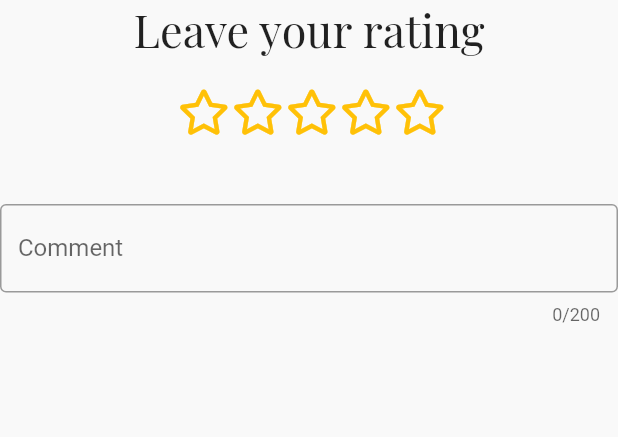
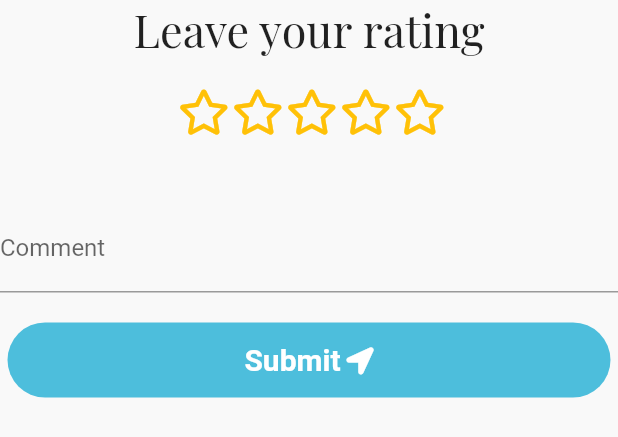
Before and after one commit to Johnny-Luu/TravelArt-Client, a Flutter app: the RatingBottomSheet widget shown alone on an empty page, opened directly, on a phone screen of 412 x 824 dp. Shown: the top 437 px of the screen. Run offline on Flutter 3.47's test engine with Material 2 defaults, Android fonts, the phone set to English and light mode, and no system bars; drawn by our look-alikes of smooth_star_rating; our stand-ins replace font_awesome_flutter, google_fonts, smooth_page_indicator; network calls fail.

Commit message:
adjust some ui

```diff
--- a/lib/screens/detail_screen/rating_bottom_sheet.dart
+++ b/lib/screens/detail_screen/rating_bottom_sheet.dart
@@ -17,16 +17,16 @@ class _RatingBottomSheetState extends State<RatingBottomSheet> {
   void ratingText() {
     switch (_rating.toInt()) {
       case 1:
-        _comment = "Very Bad";
+        _comment = "Awful";
         return;
       case 2:
         _comment = "Bad";
         return;
       case 3:
-        _comment = "Good";
+        _comment = "Normal";
         return;
       case 4:
-        _comment = "Very Good";
+        _comment = "Good";
         return;
       case 5:
         _comment = "Excellent";
@@ -69,14 +69,42 @@ class _RatingBottomSheetState extends State<RatingBottomSheet> {
         Text(_comment),
         const SizedBox(height: 20.0),
         const TextField(
-          maxLength: 200,
           maxLines: null,
           decoration: InputDecoration(
-            border: OutlineInputBorder(),
+            border: UnderlineInputBorder(),
             labelText: 'Comment',
           ),
         ),
-        const SizedBox(height: 30.0),
+        const SizedBox(height: 20.0),
+        Container(
+          margin: const EdgeInsets.fromLTRB(5, 0, 5, 2),
+          width: double.infinity,
+          height: 50.0,
+          decoration: BoxDecoration(
+            borderRadius: BorderRadius.circular(50.0),
+            color: Theme.of(context).primaryColor,
+          ),
+          child: Row(
+            mainAxisAlignment: MainAxisAlignment.center,
+            children: [
+              Text(
+                "Submit",
+                style: GoogleFonts.roboto(
+                  fontSize: 20.0,
+                  fontWeight: FontWeight.w600,
+                  color: Colors.white,
+                ),
+              ),
+              const SizedBox(width: 4.0),
+              const Icon(
+                FontAwesomeIcons.locationArrow,
+                size: 18,
+                color: Colors.white,
+              ),
+            ],
+          ),
+        ),
+        const SizedBox(height: 20.0),
       ],
     );
   }
--- a/lib/screens/detail_screen/tour_detail_screen.dart
+++ b/lib/screens/detail_screen/tour_detail_screen.dart
@@ -68,8 +68,7 @@ class _TourDetailScreenState extends State<TourDetailScreen>
                   mainAxisAlignment: MainAxisAlignment.spaceBetween,
                   children: <Widget>[
                     IconButton(
-                      icon: const Icon(Icons.arrow_back),
-                      iconSize: 30.0,
+                      icon: const Icon(Icons.arrow_back_ios_new_rounded),
                       color: Colors.black,
                       onPressed: () => Navigator.pop(context),
                     ),
```
Also changed, not shown: lib/screens/detail_screen/detail_tab.dart (+3 -13 lines), lib/screens/home_screen/home_screen.dart (+12 -3 lines), assets/images/icon-menu.png (added), assets/images/icon-plane.png (added).
